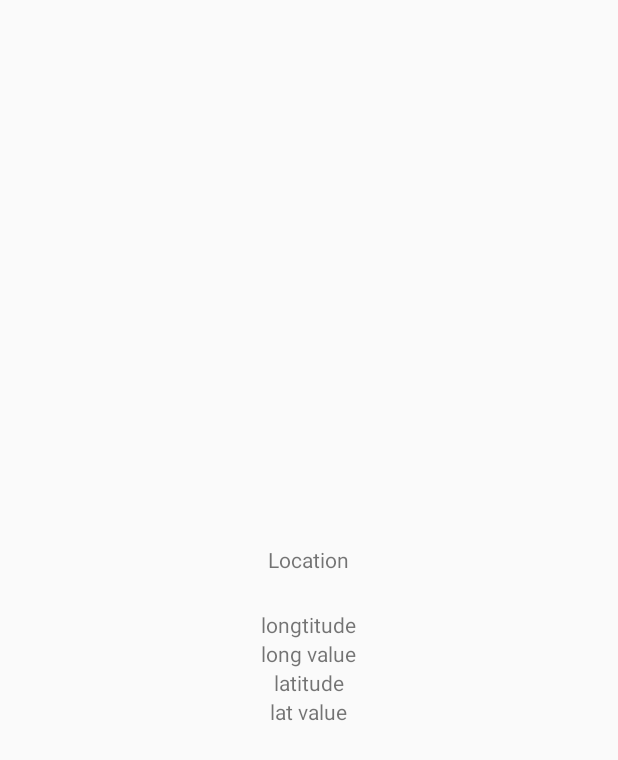
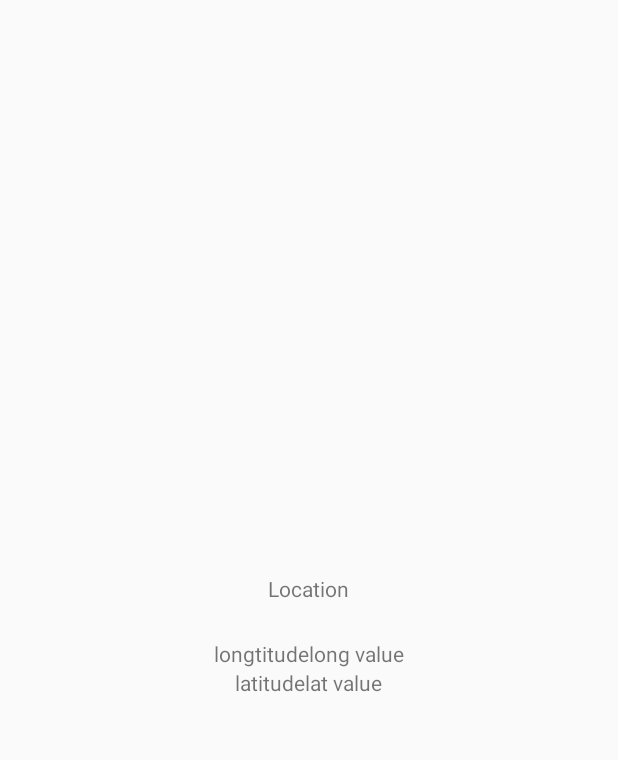
Before and after one commit to BBK-PiJ-2015-56/MUCCoursework, an Android app: the layout activity_main.xml on its own in the app's theme, with its tools: preview values and no code run, on a phone screen of 412 x 824 dp. Shown: the top 760 px of the screen. Run offline under Robolectric (Android 15) with nearby library versions, the phone set to English and light mode, and no system bars.

```diff
--- a/app/build.gradle
+++ b/app/build.gradle
@@ -34,3 +34,5 @@ repositories{
         url "http://indooratlas-ltd.bintray.com/mvn-public"
     }
 }
+
+apply plugin: 'com.google.gms.google-services'
--- a/app/src/main/res/layout/activity_main.xml
+++ b/app/src/main/res/layout/activity_main.xml
@@ -12,7 +12,13 @@
         android:padding="24dp"
         android:text="Location"/>
 
+    <LinearLayout
+        android:layout_width="wrap_content"
+        android:layout_height="wrap_content"
+        android:orientation="horizontal" >
+
         <TextView
+            android:id="@+id/long_label"
             android:layout_width="wrap_content"
             android:layout_height="wrap_content"
             android:text="longtitude"/>
@@ -22,7 +28,15 @@
             android:layout_width="wrap_content"
             android:layout_height="wrap_content"
             tools:text="long value"/>
+    </LinearLayout>
+
+    <LinearLayout
+        android:layout_width="wrap_content"
+        android:layout_height="wrap_content"
+        android:orientation="horizontal" >
+
         <TextView
+            android:id="@+id/lat_label"
             android:layout_width="wrap_content"
             android:layout_height="wrap_content"
             tools:text="latitude"/>
@@ -32,5 +46,6 @@
             android:layout_width="wrap_content"
             android:layout_height="wrap_content"
             tools:text="lat value" />
+    </LinearLayout>
 
 </LinearLayout>
--- a/build.gradle
+++ b/build.gradle
@@ -6,6 +6,7 @@ buildscript {
     }
     dependencies {
         classpath 'com.android.tools.build:gradle:2.2.3'
+        classpath 'com.google.gms:google-services:3.0.0'
 
         // NOTE: Do not place your application dependencies here; they belong
         // in the individual module build.gradle files
```
Also changed, not shown: app/src/main/java/peterdomokos/muccoursework/MainActivity.java (+15 -0 lines), 1 other file. Lines whose indentation alone changed are shown as unchanged.
